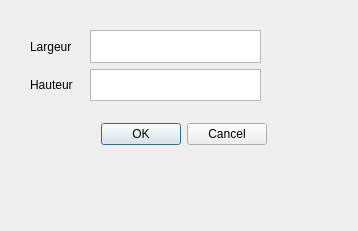
Above: projet/resizewindow.ui from BlackFox3000/M1-IHM-Project before the change. Below: the same form after it.
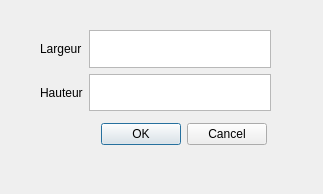
That is the form after the change.

What changed in the file:
```diff
--- a/projet/resizewindow.ui
+++ b/projet/resizewindow.ui
@@ -6,8 +6,8 @@
    <rect>
     <x>0</x>
     <y>0</y>
-    <width>358</width>
-    <height>231</height>
+    <width>323</width>
+    <height>194</height>
    </rect>
   </property>
   <property name="windowTitle">
@@ -29,12 +29,14 @@
   <widget class="QWidget" name="">
    <property name="geometry">
     <rect>
-     <x>30</x>
+     <x>40</x>
      <y>30</y>
-     <width>61</width>
-     <height>71</height>
+     <width>231</width>
+     <height>81</height>
     </rect>
    </property>
+   <layout class="QHBoxLayout" name="horizontalLayout">
+    <item>
    <layout class="QVBoxLayout" name="verticalLayout_2">
     <item>
      <widget class="QLabel" name="label">
@@ -51,16 +53,21 @@
      </widget>
     </item>
    </layout>
-  </widget>
-  <widget class="QWidget" name="">
-   <property name="geometry">
-    <rect>
-     <x>90</x>
-     <y>30</y>
-     <width>171</width>
-     <height>71</height>
-    </rect>
-   </property>
+    </item>
+    <item>
+     <spacer name="horizontalSpacer">
+      <property name="orientation">
+       <enum>Qt::Horizontal</enum>
+      </property>
+      <property name="sizeHint" stdset="0">
+       <size>
+        <width>40</width>
+        <height>20</height>
+       </size>
+      </property>
+     </spacer>
+    </item>
+    <item>
    <layout class="QVBoxLayout" name="verticalLayout_3">
     <item>
      <layout class="QVBoxLayout" name="verticalLayout">
@@ -73,6 +80,8 @@
      </layout>
     </item>
    </layout>
+    </item>
+   </layout>
   </widget>
  </widget>
  <resources/>
```
Left out of the diff: 16 changed lines with no effect on the pictures. Lines whose indentation alone changed are shown as unchanged.
